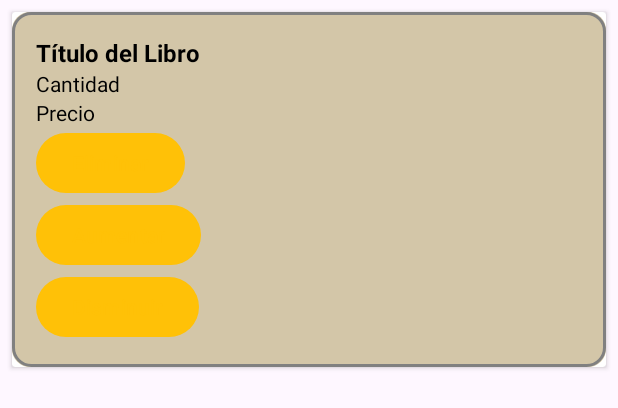
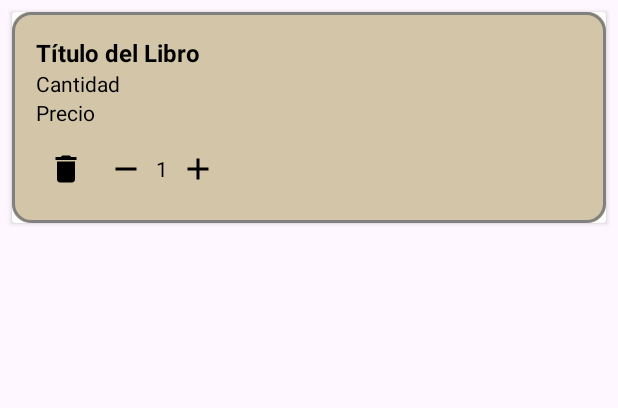
Before and after one commit to CodeSquadMobile/CodeSquad, an Android app: the layout item_carrito.xml on its own in the app's theme, with its tools: preview values and no code run, on a phone screen of 412 x 824 dp. Shown: the top 408 px of the screen. Run offline under Robolectric (Android 15) with nearby library versions, the phone set to English and light mode, and no system bars; Roboto replaces fonts that are not available here.

Commit message:
comienzo con mejoras del carrito

```diff
--- a/app/src/main/java/com/example/mercadolibromobile/api/ApiClient.java
+++ b/app/src/main/java/com/example/mercadolibromobile/api/ApiClient.java
@@ -11,7 +11,7 @@ public class ApiClient {
     private static Retrofit retrofit = null;
 
     // Método para obtener el cliente Retrofit
-    public static Retrofit getClient() {
+    public static Retrofit getClient(String url) {
         // Configurar Retrofit con la URL base
         if (retrofit == null) {
             retrofit = new Retrofit.Builder()
--- /dev/null
+++ b/app/src/main/java/com/example/mercadolibromobile/api/ReviewApi.java
@@ -0,0 +1,4 @@
+package com.example.mercadolibromobile.api;
+
+public interface ReviewApi {
+}
--- a/app/src/main/res/layout/item_carrito.xml
+++ b/app/src/main/res/layout/item_carrito.xml
@@ -2,8 +2,7 @@
 <androidx.cardview.widget.CardView xmlns:android="http://schemas.android.com/apk/res/android"
     android:layout_width="match_parent"
     android:layout_height="wrap_content"
-    android:layout_margin="8dp"
-    >
+    android:layout_margin="8dp">
 
     <LinearLayout
         android:layout_width="match_parent"
@@ -34,22 +33,45 @@
             android:layout_height="wrap_content"
             android:text="Precio"
             android:textColor="@color/black" />
-        <Button
-            android:id="@+id/btnEliminar"
+
+        <LinearLayout
             android:layout_width="wrap_content"
             android:layout_height="wrap_content"
-            android:text="Eliminar" />
+            android:orientation="horizontal"
+            android:layout_marginTop="8dp">
 
-        <Button
-            android:id="@+id/btnAumentarCantidad"
-            android:layout_width="wrap_content"
-            android:layout_height="wrap_content"
-            android:text="Aumentar" />
+            <ImageButton
+                android:id="@+id/btnEliminar"
+                android:layout_width="wrap_content"
+                android:layout_height="wrap_content"
+                android:src="@drawable/ic_borrar"
+                android:background="?attr/selectableItemBackground"
+                android:padding="8dp" />
 
-        <Button
-            android:id="@+id/btnDisminuirCantidad"
-            android:layout_width="wrap_content"
-            android:layout_height="wrap_content"
-            android:text="Disminuir" />
+            <ImageButton
+                android:id="@+id/btnDisminuirCantidad"
+                android:layout_width="wrap_content"
+                android:layout_height="wrap_content"
+                android:src="@drawable/ic_restar"
+                android:background="?attr/selectableItemBackground"
+                android:padding="8dp" />
+
+            <TextView
+                android:id="@+id/tvCantidadActual"
+                android:layout_width="wrap_content"
+                android:layout_height="wrap_content"
+                android:text="1"
+                android:textColor="@color/black"
+                android:layout_gravity="center_vertical" />
+
+            <ImageButton
+                android:id="@+id/btnAumentarCantidad"
+                android:layout_width="wrap_content"
+                android:layout_height="wrap_content"
+                android:src="@drawable/ic_sumar"
+                android:background="?attr/selectableItemBackground"
+                android:padding="8dp" />
+        </LinearLayout>
+
     </LinearLayout>
 </androidx.cardview.widget.CardView>
```
Also changed, not shown: app/src/main/java/com/example/mercadolibromobile/adapters/CarritoAdapter.java (+11 -6 lines), app/src/main/java/com/example/mercadolibromobile/api/CarritoApi.java (+1 -10 lines), app/src/main/java/com/example/mercadolibromobile/fragments/fragment_Finalizar.java (+14 -22 lines), app/src/main/java/com/example/mercadolibromobile/fragments/fragment_reviews.java (+9 -7 lines), app/src/main/java/com/example/mercadolibromobile/models/Review.java (added, +41 -0 lines), app/src/main/res/layout/fragment_finalizar.xml (renamed from app/src/main/res/layout/fragment__finalizar.xml, +3 -4 lines), app/src/main/res/layout/item_review.xml (added, +42 -0 lines).
